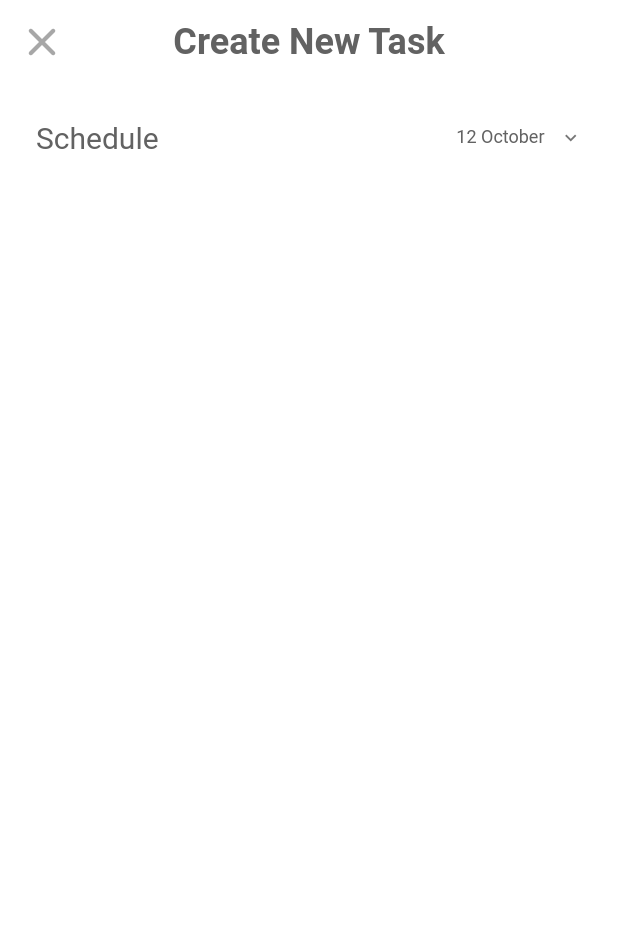
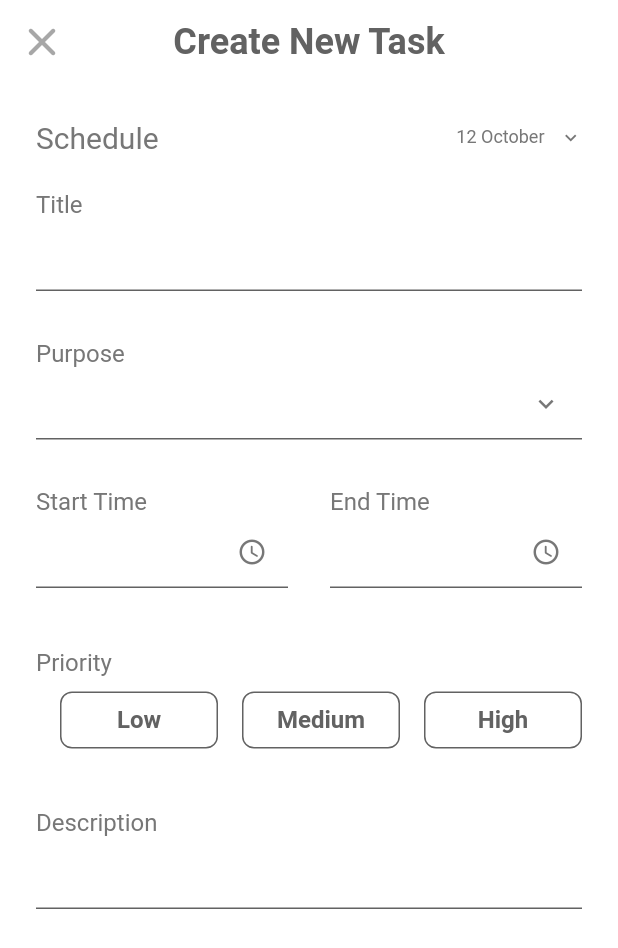
Before and after one commit to Rwan00/ToDo_Trax, a Flutter app: the AddTaskView screen opened directly, on a phone screen of 412 x 824 dp. Shown: the top 948 px of the screen. Run offline on Flutter 3.47's test engine with Material 2 defaults, Android fonts, the phone set to English and light mode, and no system bars; our stand-ins replace flutter_staggered_animations, flutter_svg, get, get_storage, google_fonts, page_transition; accounts and stored records are empty.

Commit message:
Add New Task View & Custom InputField

```diff
--- /dev/null
+++ b/lib/ui/methods/custom_container.dart
@@ -0,0 +1,28 @@
+import 'package:flutter/material.dart';
+import 'package:get/get.dart';
+
+import '../theme.dart';
+
+Padding customContainer({required String text,color}) {
+  return Padding(
+    padding: const EdgeInsets.only(left: 16.0),
+    child: Container(
+      width: 175,
+      height: 38,
+      decoration: BoxDecoration(
+          color: color,
+          borderRadius: BorderRadius.circular(8.0),
+          border: Border.all(
+              color: const Color.fromRGBO(98, 98, 98, 1))),
+      child: Center(
+        child: Text(
+          text,
+          style: subHeading.copyWith(
+              fontSize: 16,
+              fontWeight: FontWeight.bold,
+              color: Get.isDarkMode? const Color.fromRGBO(166, 166, 166, 1) : const Color.fromRGBO(98, 98, 98, 1)),
+        ),
+      ),
+    ),
+  );
+}
--- a/lib/ui/methods/task_added_dialog.dart
+++ b/lib/ui/methods/task_added_dialog.dart
@@ -4,6 +4,7 @@ import 'package:page_transition/page_transition.dart';
 
 import '../theme.dart';
 import '../views/ongoing_view.dart';
+import 'custom_container.dart';
 
 
 
@@ -44,7 +45,7 @@ void buildDialog(BuildContext context,
           ),
           GestureDetector(
             onTap: () {
-              Navigator.push(
+              Navigator.pushReplacement(
                   context,
                   PageTransition(
                     child: const Ongoing(),
@@ -52,23 +53,7 @@ void buildDialog(BuildContext context,
                     duration: const Duration(milliseconds: 700),
                   ));
             },
-            child: Container(
-              width: 175,
-              height: 38,
-              decoration: BoxDecoration(
-                  borderRadius: BorderRadius.circular(8.0),
-                  border: Border.all(
-                      color: const Color.fromRGBO(98, 98, 98, 1))),
-              child: Center(
-                child: Text(
-                  'Back',
-                  style: subHeading.copyWith(
-                      fontSize: 16,
-                      fontWeight: FontWeight.bold,
-                      color: Get.isDarkMode? const Color.fromRGBO(166, 166, 166, 1) : const Color.fromRGBO(98, 98, 98, 1)),
-                ),
-              ),
-            ),
+            child: customContainer(text: "Back"),
           )
         ],
       ),
--- a/lib/ui/theme.dart
+++ b/lib/ui/theme.dart
@@ -65,6 +65,6 @@ TextStyle get headingAddTask {
       textStyle: const TextStyle(
         fontWeight: FontWeight.w400,
         fontSize: 20,
-        color: Color.fromRGBO(98, 98, 98, 1),
+        color: Color.fromRGBO(119, 119, 119, 1),
       ));
 }
--- a/lib/ui/views/add_task_view.dart
+++ b/lib/ui/views/add_task_view.dart
@@ -1,7 +1,11 @@
 import 'package:flutter/material.dart';
 import 'package:get/get.dart';
+import 'package:page_transition/page_transition.dart';
 import 'package:todo_trax/ui/theme.dart';
 import 'package:todo_trax/ui/views/ongoing_view.dart';
+
+import '../methods/custom_container.dart';
+import '../widgets/input_field.dart';
 
 class AddTaskView extends StatefulWidget {
   const AddTaskView({super.key});
@@ -24,33 +28,124 @@ class _AddTaskViewState extends State<AddTaskView> {
         ),
         centerTitle: true,
         leading: IconButton(
-          onPressed: () => Get.to(const Ongoing()),
+          onPressed: () {
+            Navigator.pushReplacement(
+                context,
+                PageTransition(
+                  child: const Ongoing(),
+                  type: PageTransitionType.topToBottom,
+                  //alignment: Alignment.bottomLeft,
+                  duration: const Duration(milliseconds: 700),
+                ));
+          },
           color: const Color.fromRGBO(167, 167, 167, 1),
-          icon: const Icon(Icons.clear_rounded,size: 32,),
+          icon: const Icon(
+            Icons.clear_rounded,
+            size: 32,
+          ),
         ),
       ),
-
       body: Container(
-        padding: const EdgeInsets.symmetric(horizontal: 24,vertical: 24),
-        child:  SingleChildScrollView(
+        padding: const EdgeInsets.symmetric(horizontal: 24, vertical: 24),
+        child: SingleChildScrollView(
           child: Column(
+            crossAxisAlignment: CrossAxisAlignment.start,
             children: <Widget>[
               Row(
                 children: <Widget>[
-                  Text("Schedule",style: headingAddTask,),
+                  Text(
+                    "Schedule",
+                    style: headingAddTask,
+                  ),
                   const Spacer(),
                   GestureDetector(
-                    onTap: (){},
+                    onTap: () {},
                     child: Row(
                       children: [
-                        Text("12 October",style: headingAddTask.copyWith(fontSize: 12),),
-                        const SizedBox(width: 10,),
-                        const Icon(Icons.keyboard_arrow_down,size: 15,color: Color.fromRGBO(119, 119, 119, 1),)
+                        Text(
+                          "12 October",
+                          style: headingAddTask.copyWith(fontSize: 12),
+                        ),
+                        const SizedBox(
+                          width: 10,
+                        ),
+                        const Icon(
+                          Icons.keyboard_arrow_down,
+                          size: 15,
+                          color: Color.fromRGBO(119, 119, 119, 1),
+                        )
                       ],
                     ),
-                  )
+                  ),
                 ],
-              )
+              ),
+              const SizedBox(
+                height: 8,
+              ),
+              const InputField(title: 'Title'),
+              InputField(
+                title: 'Purpose',
+                widget: IconButton(
+                  onPressed: () {},
+                  icon: const Icon(
+                    Icons.keyboard_arrow_down,
+                    size: 20,
+                    color: Color.fromRGBO(119, 119, 119, 1),
+                  ),
+                ),
+              ),
+              Row(
+                children: [
+                  Expanded(
+                    child: InputField(
+                      title: 'Start Time',
+                      widget: IconButton(
+                        onPressed: () {},
+                        icon: const Icon(
+                          Icons.access_time_rounded,
+                          size: 20,
+                          color: Color.fromRGBO(119, 119, 119, 1),
+                        ),
+                      ),
+                    ),
+                  ),
+                  const SizedBox(
+                    width: 28,
+                  ),
+                  Expanded(
+                    child: InputField(
+                      title: 'End Time',
+                      widget: IconButton(
+                        onPressed: () {},
+                        icon: const Icon(
+                          Icons.access_time_rounded,
+                          size: 20,
+                          color: Color.fromRGBO(119, 119, 119, 1),
+                        ),
+                      ),
+                    ),
+                  ),
+                ],
+              ),
+              Column(
+                crossAxisAlignment: CrossAxisAlignment.start,
+                children: [
+                  const SizedBox(height: 24,),
+                  Text("Priority",style: headingAddTask.copyWith(fontSize: 16),),
+                  const SizedBox(height: 10,),
+                  Row(
+                    mainAxisAlignment: MainAxisAlignment.start,
+                    children: <Widget>[
+                      Expanded(child: customContainer(text: "Low"))  ,
+
+                      Expanded(child: customContainer(text: "Medium"))  ,
+                      Expanded(child: customContainer(text: "High"))  ,
+                    ],
+                  ),
+                ],
+              ),
+              const SizedBox(height: 24,),
+              const InputField(title: 'Description'),
             ],
           ),
         ),
--- a/lib/ui/views/ongoing_view.dart
+++ b/lib/ui/views/ongoing_view.dart
@@ -26,7 +26,7 @@ class Ongoing extends StatelessWidget {
       ),
       floatingActionButton: FloatingActionButton(
         onPressed: () {
-          Navigator.push(
+          Navigator.pushReplacement(
               context,
               PageTransition(
                 child: const AddTaskView(),
--- /dev/null
+++ b/lib/ui/widgets/input_field.dart
@@ -0,0 +1,52 @@
+import 'package:flutter/material.dart';
+import 'package:get/get.dart';
+import 'package:todo_trax/ui/theme.dart';
+
+class InputField extends StatelessWidget {
+  final String title;
+  final TextEditingController? controller;
+  final Widget? widget;
+
+  const InputField(
+      {required this.title, this.controller, this.widget, super.key});
+
+  @override
+  Widget build(BuildContext context) {
+    return Padding(
+      padding: const EdgeInsets.symmetric(vertical: 16.0),
+      child: Column(
+        crossAxisAlignment: CrossAxisAlignment.start,
+        children: [
+          Text(
+            title,
+            style: headingAddTask.copyWith(fontSize: 16),
+          ),
+          TextFormField(
+            controller: controller,
+            autofocus: false,
+            readOnly: widget != null ? true : false,
+            style: headingAddTask.copyWith(
+                color: Get.isDarkMode ? Colors.white : Colors.black,
+                fontSize: 16,),
+            cursorColor: Get.isDarkMode ? dPrimaryClr : primaryClr,
+            decoration: InputDecoration(
+              suffixIcon: widget,
+              contentPadding: const EdgeInsets.only(left: 10),
+                enabledBorder: const UnderlineInputBorder(
+                    borderSide: BorderSide(
+                        color: Color.fromRGBO(98, 98, 98, 1), width: 1)),
+                focusedBorder: UnderlineInputBorder(
+                  borderSide: BorderSide(
+                      color: widget != null
+                          ? const Color.fromRGBO(98, 98, 98, 1)
+                          : Get.isDarkMode
+                              ? dSecondaryClr
+                              : primaryClr,
+                      width: 1),
+                )),
+          ),
+        ],
+      ),
+    );
+  }
+}
```
